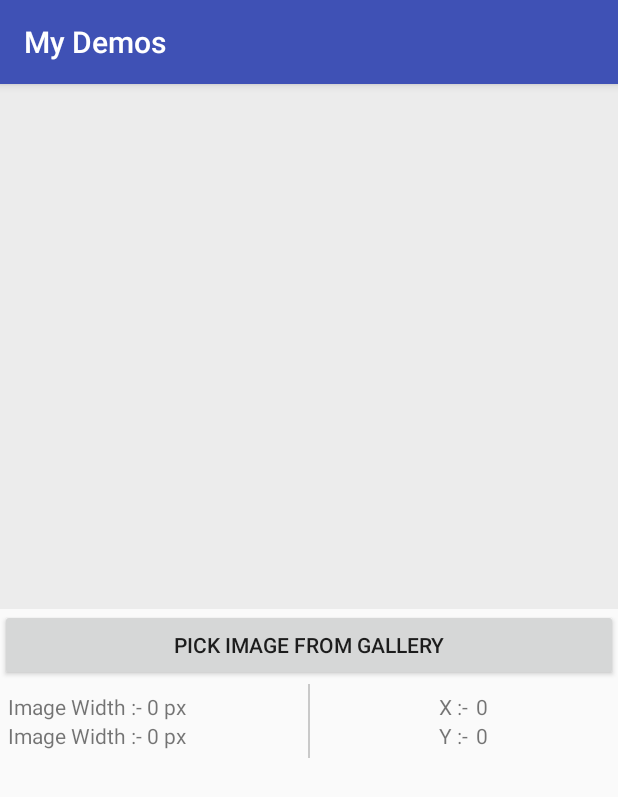
After one commit to surajpunemaha/MyDemos, an Android app: the TextOnImageActivity screen opened directly, with no data from a screen before it, on a phone screen of 412 x 824 dp. The commit adds this screen. Shown: the top 797 px of the screen. Run offline under Robolectric (Android 15) with nearby library versions, the phone set to English and light mode, and no system bars.

Commit message:
added activity for draw text on image

```diff
--- a/app/src/main/AndroidManifest.xml
+++ b/app/src/main/AndroidManifest.xml
@@ -64,16 +64,19 @@
             android:name=".DrawerDemoActivity"
             android:label="@string/title_activity_drawer_demo"
             android:theme="@style/AppTheme.NoActionBar" />
-        <activity android:name=".SMSRetrieverActivity"/>
+        <activity android:name=".SMSRetrieverActivity" />
 
-        <!--<receiver android:name=".Receivers.SmsBroadcastReceiver"
+        <!--
+        <receiver android:name=".Receivers.SmsBroadcastReceiver"
             android:exported="true">
 
             <intent-filter>
                 <action android:name="com.google.android.gms.auth.api.phone.SMS_RETRIEVE"/>
             </intent-filter>
 
-        </receiver>-->
+        </receiver>
+        -->
+        <activity android:name=".TextOnImageActivity"></activity>
     </application>
 
 </manifest>
--- a/app/src/main/java/abhinav/com/addresslatlong/HomeActivity.java
+++ b/app/src/main/java/abhinav/com/addresslatlong/HomeActivity.java
@@ -14,7 +14,7 @@ public class HomeActivity extends AppCompatActivity implements View.OnClickListe
     Button btn_fileUpload, btn_video_recording, btn_expr_evaluator, btn_abar_count;
     Button btn_expandalble_view, btn_count_down, btn_scan_aadhar, btn_language_demo;
     Button btn_input_restrict, btn_crop_image, btn_aws_sns;
-    Button btn_drawer_demo, btn_sms_retriver;
+    Button btn_drawer_demo, btn_sms_retriver, btn_drawText;
 
     @Override
     protected void onCreate(Bundle savedInstanceState)
@@ -26,6 +26,9 @@ public class HomeActivity extends AppCompatActivity implements View.OnClickListe
 
     public void initViews()
     {
+        btn_drawText= (Button) findViewById(R.id.btn_drawText);
+        btn_drawText.setOnClickListener(this);
+
         btn_sms_retriver= (Button) findViewById(R.id.btn_sms_retriver);
         btn_sms_retriver.setOnClickListener(this);
 
@@ -93,6 +96,11 @@ public class HomeActivity extends AppCompatActivity implements View.OnClickListe
     @Override
     public void onClick(View view)
     {
+        if(view.getId()==R.id.btn_drawText)
+        {
+            startActivity(new Intent(HomeActivity.this, TextOnImageActivity.class));
+        }
+
         if(view.getId()==R.id.btn_sms_retriver)
         {
             startActivity(new Intent(HomeActivity.this, SMSRetrieverActivity.class));
--- /dev/null
+++ b/app/src/main/java/abhinav/com/addresslatlong/TextOnImageActivity.java
@@ -0,0 +1,101 @@
+package abhinav.com.addresslatlong;
+
+import android.content.Intent;
+import android.graphics.Bitmap;
+import android.graphics.BitmapFactory;
+import android.graphics.Matrix;
+import android.graphics.drawable.BitmapDrawable;
+import android.net.Uri;
+import android.os.Build;
+import android.provider.MediaStore;
+import android.support.v7.app.AppCompatActivity;
+import android.os.Bundle;
+import android.view.MotionEvent;
+import android.view.View;
+import android.widget.Button;
+import android.widget.ImageView;
+import android.widget.TextView;
+import android.widget.Toast;
+
+import java.io.File;
+
+public class TextOnImageActivity extends AppCompatActivity implements View.OnClickListener, View.OnTouchListener {
+    ImageView imgv_pickImage;
+    Button btn_pickImage;
+    TextView txtv_imgWidth, txtv_imgHeight, txtv_x_cordinate,txtv_Y_cordinate;
+    static final int REQUEST_IMAGE_PICK = 2;
+    Uri uri = null;
+    Bitmap selected_img_bitmap;
+
+    @Override
+    protected void onCreate(Bundle savedInstanceState)
+    {
+        super.onCreate(savedInstanceState);
+        setContentView(R.layout.activity_text_on_image);
+
+        imgv_pickImage = (ImageView) findViewById(R.id.imgv_pickImage);
+        imgv_pickImage.setOnTouchListener(this);
+
+        btn_pickImage = (Button) findViewById(R.id.btn_pickImage);
+        btn_pickImage.setOnClickListener(this);
+
+        txtv_imgWidth = (TextView) findViewById(R.id.txtv_imgWidth);
+        txtv_imgHeight = (TextView) findViewById(R.id.txtv_imgHeight);
+
+        txtv_x_cordinate = (TextView) findViewById(R.id.txtv_x_cordinate);
+        txtv_Y_cordinate = (TextView) findViewById(R.id.txtv_Y_cordinate);
+
+    }
+
+    @Override
+    public void onClick(View v)
+    {
+        if(v.getId()==R.id.btn_pickImage)
+        {
+            Intent intent = new Intent(Intent.ACTION_PICK, MediaStore.Images.Media.EXTERNAL_CONTENT_URI);
+            Intent.createChooser(intent, "Select Image");
+            intent.setType("image/*");
+            intent.putExtra("return-data", true);
+            startActivityForResult(intent, REQUEST_IMAGE_PICK);
+        }
+    }
+
+    @Override
+    protected void onActivityResult(int requestCode, int resultCode, Intent data)
+    {
+        if(requestCode==REQUEST_IMAGE_PICK)
+        {
+            if(data!=null)
+            {
+                try
+                {
+                    uri = data.getData();
+                    selected_img_bitmap = MediaStore.Images.Media.getBitmap(getContentResolver(), uri);
+
+                    imgv_pickImage.setImageBitmap(selected_img_bitmap);
+
+                    int width = selected_img_bitmap.getWidth();
+                    int height = selected_img_bitmap.getHeight();
+
+                    txtv_imgWidth.setText("Img Width :-"+ width);
+                    txtv_imgHeight.setText("Img Height :-"+ height);
+
+                } catch (Exception e) {
+                    Toast.makeText(this, "error " + e, Toast.LENGTH_SHORT).show();
+                    e.printStackTrace();
+                }
+            }
+        }
+    }
+
+    @Override
+    public boolean onTouch(View v, MotionEvent event)
+    {
+        if(v.getId()==R.id.imgv_pickImage)
+        {
+
+        }
+
+        return false;
+    }
+}
--- a/app/src/main/res/layout/activity_home.xml
+++ b/app/src/main/res/layout/activity_home.xml
@@ -16,6 +16,12 @@
             android:layout_height="wrap_content"
             android:orientation="vertical"
             android:padding="10dp">
+
+            <Button
+                android:id="@+id/btn_drawText"
+                android:layout_width="match_parent"
+                android:layout_height="wrap_content"
+                android:text="@string/draw_text"/>
 
             <Button
                 android:id="@+id/btn_sms_retriver"
--- /dev/null
+++ b/app/src/main/res/layout/activity_text_on_image.xml
@@ -0,0 +1,112 @@
+<?xml version="1.0" encoding="utf-8"?>
+<LinearLayout xmlns:android="http://schemas.android.com/apk/res/android"
+    xmlns:app="http://schemas.android.com/apk/res-auto"
+    xmlns:tools="http://schemas.android.com/tools"
+    android:layout_width="match_parent"
+    android:layout_height="match_parent"
+    android:orientation="vertical"
+    tools:context="abhinav.com.addresslatlong.TextOnImageActivity">
+
+    <LinearLayout
+        android:layout_width="match_parent"
+        android:layout_height="350dp"
+        android:orientation="vertical"
+        android:background="#ececec">
+
+        <ImageView
+            android:id="@+id/imgv_pickImage"
+            android:layout_width="match_parent"
+            android:layout_height="match_parent" />
+
+    </LinearLayout>
+
+    <Button
+        android:id="@+id/btn_pickImage"
+        android:layout_width="match_parent"
+        android:layout_height="wrap_content"
+        android:text="Pick Image From Gallery"/>
+
+    <LinearLayout
+        android:layout_width="match_parent"
+        android:layout_height="wrap_content"
+        android:layout_marginTop="2dp"
+        android:orientation="horizontal">
+
+        <LinearLayout
+            android:layout_width="match_parent"
+            android:layout_height="wrap_content"
+            android:orientation="vertical"
+            android:layout_weight="1"
+            android:padding="5dp">
+
+            <TextView
+                android:id="@+id/txtv_imgWidth"
+                android:layout_width="wrap_content"
+                android:layout_height="wrap_content"
+                android:text="Image Width :- 0 px"/>
+
+            <TextView
+                android:id="@+id/txtv_imgHeight"
+                android:layout_width="wrap_content"
+                android:layout_height="wrap_content"
+                android:text="Image Width :- 0 px"/>
+
+        </LinearLayout>
+
+        <View
+            android:layout_width="1dp"
+            android:layout_height="match_parent"
+            android:background="#c9c9c9"/>
+
+        <LinearLayout
+            android:layout_width="match_parent"
+            android:layout_height="wrap_content"
+            android:orientation="vertical"
+            android:layout_weight="1"
+            android:padding="5dp">
+
+            <LinearLayout
+                android:layout_width="match_parent"
+                android:layout_height="wrap_content"
+                android:gravity="center"
+                android:orientation="horizontal">
+
+                <TextView
+                    android:layout_width="wrap_content"
+                    android:layout_height="wrap_content"
+                    android:text="X :-"/>
+
+                <TextView
+                    android:id="@+id/txtv_x_cordinate"
+                    android:layout_width="wrap_content"
+                    android:layout_height="wrap_content"
+                    android:layout_marginLeft="5dp"
+                    android:text="0"/>
+
+            </LinearLayout>
+
+            <LinearLayout
+                android:layout_width="match_parent"
+                android:layout_height="wrap_content"
+                android:gravity="center"
+                android:orientation="horizontal">
+
+                <TextView
+                    android:layout_width="wrap_content"
+                    android:layout_height="wrap_content"
+                    android:text="Y :-"/>
+
+                <TextView
+                    android:id="@+id/txtv_Y_cordinate"
+                    android:layout_width="wrap_content"
+                    android:layout_height="wrap_content"
+                    android:layout_marginLeft="5dp"
+                    android:text="0"/>
+
+            </LinearLayout>
+
+        </LinearLayout>
+
+    </LinearLayout>
+
+</LinearLayout>
--- a/app/src/main/res/values/strings.xml
+++ b/app/src/main/res/values/strings.xml
@@ -53,6 +53,7 @@
     <string name="mobile_no">Mobile No</string>
     <string name="send_otp">Send OTP</string>
     <string name="enter_otp">Enter OTP</string>
+    <string name="draw_text">Draw Text On Image</string>
 
 
 </resources>
```
Also changed, not shown: 1 other file.
